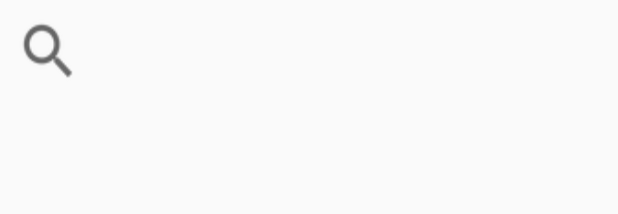
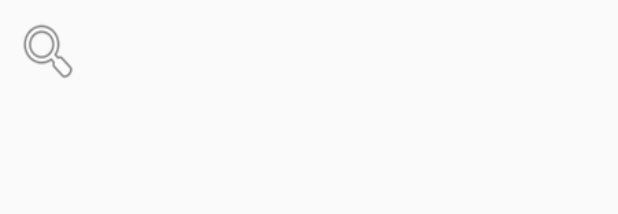
Before and after one commit to KrWoon/SmartDictionary, an Android app: the layout left_row.xml on its own in the app's theme, with its tools: preview values and no code run, on a phone screen of 412 x 824 dp. Shown: the top 214 px of the screen. Run offline under Robolectric (Android 15) with nearby library versions, the phone set to English and light mode, and no system bars.

Commit message:
돋보기 아이콘이 API 21레벨 이상을 요구해서 다른 돋보기 아이콘으로 바꿈

```diff
--- a/app/src/main/res/layout/left_row.xml
+++ b/app/src/main/res/layout/left_row.xml
@@ -16,7 +16,7 @@
             android:layout_width="wrap_content"
             android:layout_height="wrap_content"
             android:layout_weight="1"
-            android:background="?android:attr/actionModeWebSearchDrawable" />
+            android:background="@android:drawable/ic_menu_search" />
 
         <TextView
                 android:id="@+id/mWord"
```
